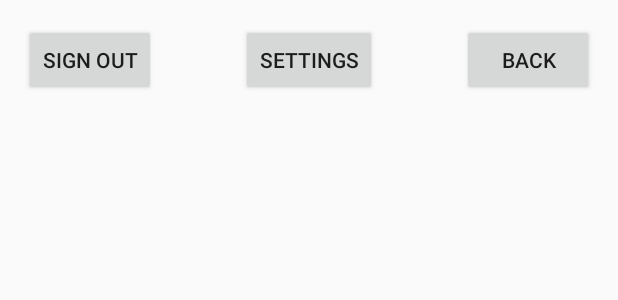
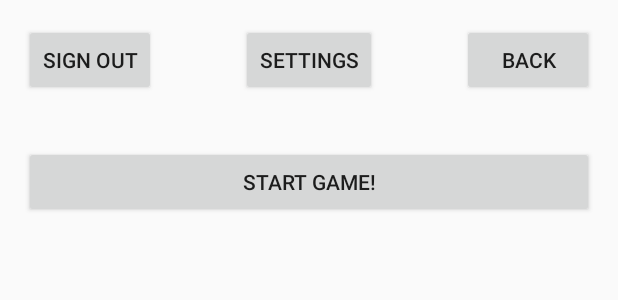
Before and after one commit to codyhh09/TriviaApp, an Android app: the layout activity_main.xml on its own in the app's theme, with its tools: preview values and no code run, on a phone screen of 412 x 824 dp. Shown: the top 300 px of the screen. Run offline under Robolectric (Android 15) with nearby library versions, the phone set to English and light mode, and no system bars.

Commit message:
Timer, buttons, etc
Added many onClick events for buttons.

```diff
--- a/Triviagame/app/src/main/res/layout/activity_main.xml
+++ b/Triviagame/app/src/main/res/layout/activity_main.xml
@@ -9,7 +9,7 @@
         android:layout_width="wrap_content"
         android:layout_height="wrap_content"
         android:text="Back"
-        android:id="@+id/button"
+        android:id="@+id/btnBack"
         android:layout_alignParentRight="true"
         android:layout_alignParentEnd="true"
         android:layout_alignParentTop="true" />
@@ -28,7 +28,19 @@
         android:layout_height="wrap_content"
         android:text="Settings"
         android:id="@+id/btnSettings"
-        android:layout_alignBottom="@+id/button"
+        android:layout_alignBottom="@+id/btnBack"
         android:layout_centerHorizontal="true" />
 
+    <Button
+        android:layout_width="wrap_content"
+        android:layout_height="wrap_content"
+        android:text="Start Game!"
+        android:id="@+id/btnStart"
+        android:layout_below="@+id/btnSettings"
+        android:layout_marginTop="33dp"
+        android:layout_alignParentLeft="true"
+        android:layout_alignParentStart="true"
+        android:layout_alignRight="@+id/btnBack"
+        android:layout_alignEnd="@+id/btnBack" />
+
 </RelativeLayout>
--- a/Triviagame/app/src/main/res/layout/login_page.xml
+++ b/Triviagame/app/src/main/res/layout/login_page.xml
@@ -64,7 +64,7 @@
         android:layout_width="wrap_content"
         android:layout_height="wrap_content"
         android:text="Sign up"
-        android:id="@+id/button2"
+        android:id="@+id/btnSignUp"
         android:layout_below="@+id/signin"
         android:layout_alignParentLeft="true"
         android:layout_alignParentStart="true"
```
Also changed, not shown: Triviagame/app/src/main/java/edu/ycp/cs482/triviagame/MainActivity.java (+96 -11 lines).
